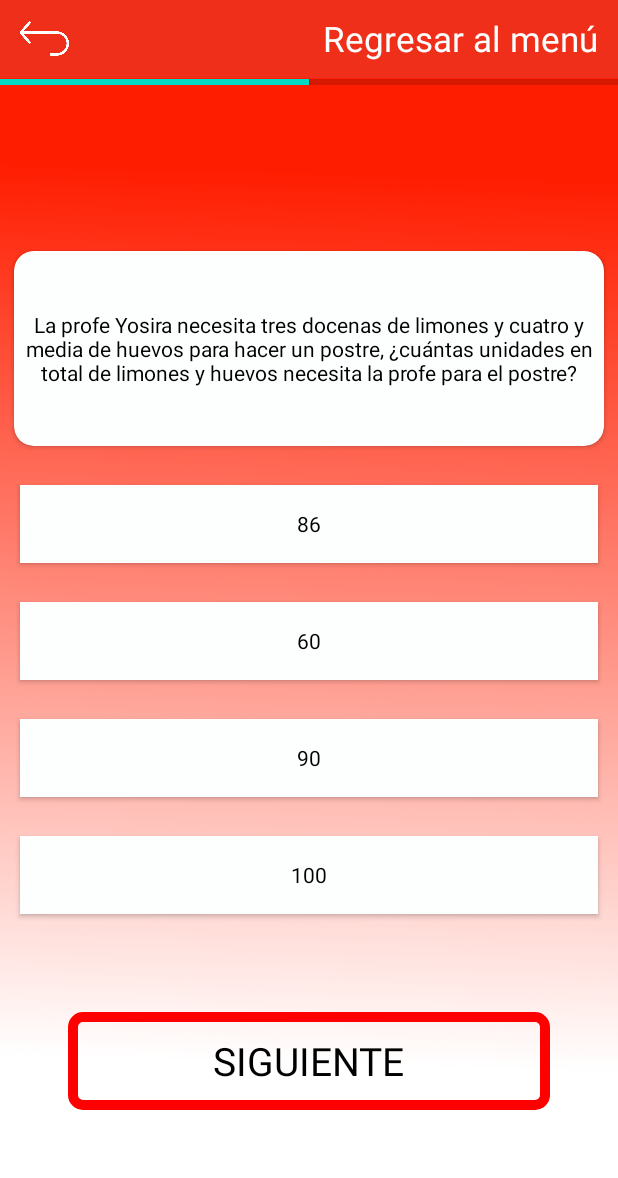
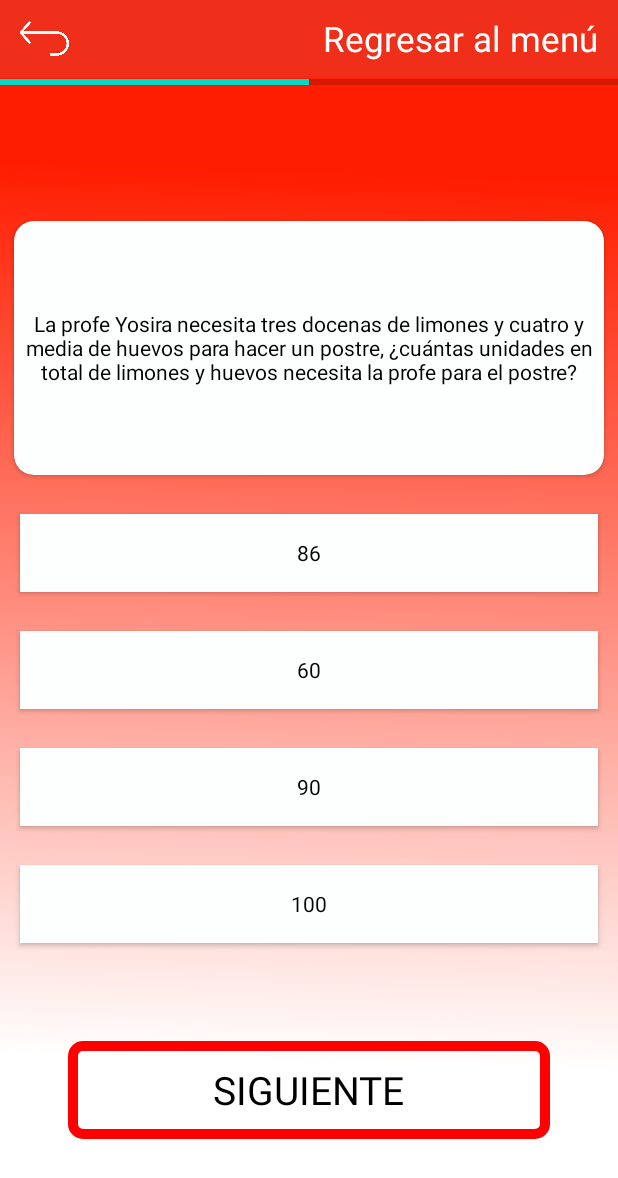
Before and after one commit to DavidValencia96/AppBarMatic, an Android app: the QuestionRazonamientoLevel1 screen opened directly, with no data from a screen before it, on a phone screen of 412 x 824 dp. Shown: the top 1178 px of the screen. Run offline under Robolectric (Android 15) with nearby library versions, the phone set to English and light mode, and no system bars; our stand-ins replace sdp/ssp sizes; libraries missing offline, so code that uses them is left out: com.sasank.roundedhorizontalprogress; plain views replace RoundedHorizontalProgressBar; 2 statements that could not run were skipped.

Commit message:
initial commit

```diff
--- a/app/src/main/res/layout/activity_question_razonamiento_level1.xml
+++ b/app/src/main/res/layout/activity_question_razonamiento_level1.xml
@@ -67,7 +67,7 @@
             android:layout_marginEnd="@dimen/_7sdp"
             android:layout_marginLeft="@dimen/_7sdp"
             android:layout_width="match_parent"
-            android:layout_height="@dimen/_100sdp"
+            android:layout_height="@dimen/_130sdp"
             app:cardBackgroundColor="@color/white"
             >
 
@@ -78,7 +78,7 @@
                 android:layout_gravity="center"
                 android:gravity="center"
                 android:text="@string/app_name"
-                android:textColor="@color/black" />
+                android:textColor="@color/black"/>
 
 
         </androidx.cardview.widget.CardView>
```
Also changed, not shown: app/src/main/java/com/example/appgrado/ModelClass.java (+11 -1 lines), app/src/main/java/com/example/appgrado/QuestionRazonamientoLevel1.java (+8 -0 lines).
